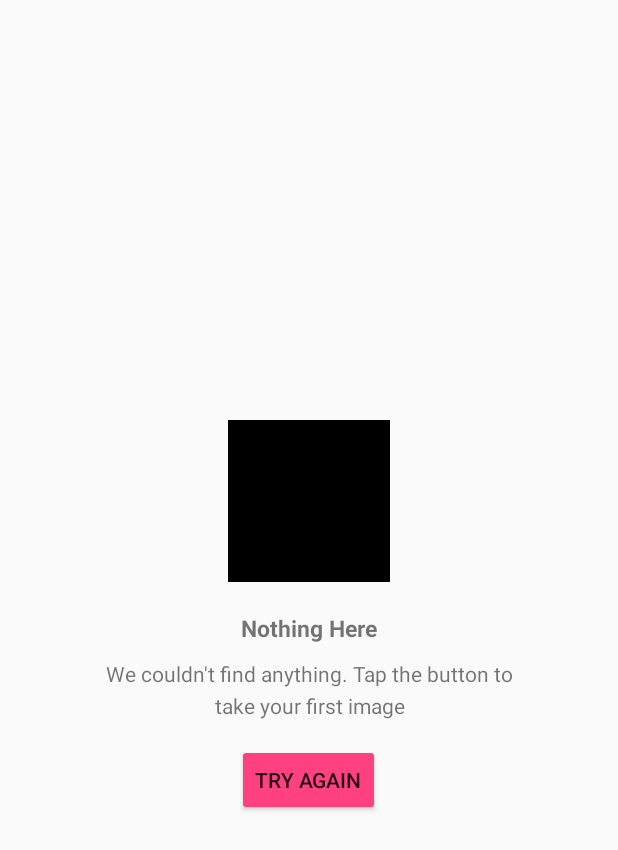
After one commit to vlonjat-gashi/progress-activity, an Android app: the layout progress_frame_layout_error_view.xml on its own in the app's theme, with its tools: preview values and no code run, on a phone screen of 412 x 824 dp. The commit adds this screen. Shown: the top 850 px of the screen. Run offline under Robolectric (Android 15) with nearby library versions, the phone set to English and light mode, and no system bars.

Commit message:
Updated dependencies & added ProgressFrameLayout

```diff
--- a/build.gradle
+++ b/build.gradle
@@ -5,7 +5,7 @@ buildscript {
         jcenter()
     }
     dependencies {
-        classpath 'com.android.tools.build:gradle:1.3.0'
+        classpath 'com.android.tools.build:gradle:2.2.3'
 
         // NOTE: Do not place your application dependencies here; they belong
         // in the individual module build.gradle files
--- /dev/null
+++ b/library/src/main/res/layout/progress_frame_layout_error_view.xml
@@ -0,0 +1,57 @@
+<?xml version="1.0" encoding="utf-8"?>
+<FrameLayout xmlns:android="http://schemas.android.com/apk/res/android"
+    xmlns:tools="http://schemas.android.com/tools"
+    android:id="@+id/frame_layout_error"
+    android:layout_width="match_parent"
+    android:layout_height="match_parent">
+
+    <LinearLayout
+        android:layout_width="wrap_content"
+        android:layout_height="wrap_content"
+        android:layout_gravity="center"
+        android:orientation="vertical"
+        tools:ignore="UselessParent">
+
+        <ImageView
+            android:id="@+id/image_icon"
+            android:layout_width="108dp"
+            android:layout_height="108dp"
+            android:layout_gravity="center_horizontal"
+            tools:background="#000000"
+            tools:ignore="ContentDescription" />
+
+        <TextView
+            android:id="@+id/text_title"
+            android:layout_width="wrap_content"
+            android:layout_height="wrap_content"
+            android:layout_gravity="center_horizontal"
+            android:layout_marginLeft="16dp"
+            android:layout_marginRight="16dp"
+            android:layout_marginTop="20dp"
+            android:textSize="15sp"
+            android:textStyle="bold"
+            tools:text="@string/progressActivityEmptyTitlePlaceholder" />
+
+        <TextView
+            android:id="@+id/text_content"
+            android:layout_width="wrap_content"
+            android:layout_height="wrap_content"
+            android:layout_gravity="center_horizontal"
+            android:layout_marginBottom="16dp"
+            android:layout_marginLeft="56dp"
+            android:layout_marginRight="56dp"
+            android:layout_marginTop="10dp"
+            android:gravity="center"
+            android:lineSpacingExtra="5.5dp"
+            tools:text="@string/progressActivityEmptyContentPlaceholder" />
+
+        <Button
+            android:id="@+id/button_retry"
+            android:layout_width="wrap_content"
+            android:layout_height="wrap_content"
+            android:layout_gravity="center_horizontal"
+            android:text="@string/progressActivityErrorButton" />
+
+    </LinearLayout>
+
+</FrameLayout>
```
Also changed, not shown: library/build.gradle (+5 -6 lines), library/src/main/java/com/vlonjatg/progressactivity/ProgressFrameLayout.java (added, +489 -0 lines), library/src/main/res/layout/progress_frame_layout_empty_view.xml (added, +50 -0 lines), library/src/main/res/layout/progress_frame_layout_loading_view.xml (added, +13 -0 lines), sample/build.gradle (+5 -5 lines), sample/src/main/java/com/vlonjatg/sample/progressactivity/DetailsActivity.java (+6 -6 lines), sample/src/main/res/layout/activity_details.xml (+5 -6 lines), gradle/wrapper/gradle-wrapper.properties, 3 other files.
